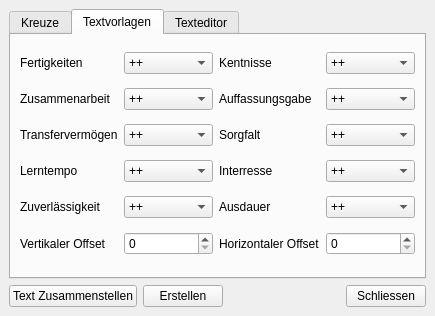
This is GradingWindow.ui in str4el/grading as Qt 5 draws it before an edit. The edited form follows.
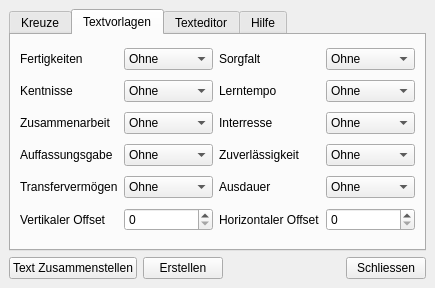
This is the edited form. The open tabs and pages were chosen to show the change.

The edit to the form file:
```diff
--- a/GradingWindow.ui
+++ b/GradingWindow.ui
@@ -6,7 +6,7 @@
     <x>0</x>
     <y>0</y>
     <width>435</width>
-    <height>316</height>
+    <height>288</height>
    </rect>
   </property>
   <property name="windowTitle" >
@@ -596,7 +596,12 @@
          </widget>
         </item>
         <item row="0" column="1" >
-         <widget class="QComboBox" name="combo_1" >
+         <widget class="QComboBox" name="combo_a" >
+          <item>
+           <property name="text" >
+            <string>Ohne</string>
+           </property>
+          </item>
           <item>
            <property name="text" >
             <string>++</string>
@@ -630,6 +635,50 @@
          </widget>
         </item>
         <item row="0" column="2" >
+         <widget class="QLabel" name="label_21" >
+          <property name="text" >
+           <string>Sorgfalt</string>
+          </property>
+          <property name="buddy" >
+           <cstring>combo_f</cstring>
+          </property>
+         </widget>
+        </item>
+        <item row="0" column="3" >
+         <widget class="QComboBox" name="combo_f" >
+          <item>
+           <property name="text" >
+            <string>Ohne</string>
+           </property>
+          </item>
+          <item>
+           <property name="text" >
+            <string>++</string>
+           </property>
+          </item>
+          <item>
+           <property name="text" >
+            <string>+</string>
+           </property>
+          </item>
+          <item>
+           <property name="text" >
+            <string>0</string>
+           </property>
+          </item>
+          <item>
+           <property name="text" >
+            <string>-</string>
+           </property>
+          </item>
+          <item>
+           <property name="text" >
+            <string>--</string>
+           </property>
+          </item>
+         </widget>
+        </item>
+        <item row="1" column="0" >
          <widget class="QLabel" name="label_22" >
           <property name="text" >
            <string>Kentnisse</string>
@@ -639,8 +688,13 @@
           </property>
          </widget>
         </item>
-        <item row="0" column="3" >
-         <widget class="QComboBox" name="combo_7" >
+        <item row="1" column="1" >
+         <widget class="QComboBox" name="combo_b" >
+          <item>
+           <property name="text" >
+            <string>Ohne</string>
+           </property>
+          </item>
           <item>
            <property name="text" >
             <string>++</string>
@@ -666,6 +720,20 @@
             <string>--</string>
            </property>
           </item>
+         </widget>
+        </item>
+        <item row="1" column="2" >
+         <widget class="QLabel" name="label_17" >
+          <property name="text" >
+           <string>Lerntempo</string>
+          </property>
+          <property name="buddy" >
+           <cstring>combo_g</cstring>
+          </property>
+         </widget>
+        </item>
+        <item row="1" column="3" >
+         <widget class="QComboBox" name="combo_g" >
           <item>
            <property name="text" >
             <string>Ohne</string>
@@ -673,7 +741,7 @@
           </item>
          </widget>
         </item>
-        <item row="1" column="0" >
+        <item row="2" column="0" >
          <widget class="QLabel" name="label_15" >
           <property name="text" >
            <string>Zusammenarbeit</string>
@@ -683,8 +751,13 @@
           </property>
          </widget>
         </item>
-        <item row="1" column="1" >
-         <widget class="QComboBox" name="combo_2" >
+        <item row="2" column="1" >
+         <widget class="QComboBox" name="combo_c" >
+          <item>
+           <property name="text" >
+            <string>Ohne</string>
+           </property>
+          </item>
           <item>
            <property name="text" >
             <string>++</string>
@@ -710,6 +783,20 @@
             <string>--</string>
            </property>
           </item>
+         </widget>
+        </item>
+        <item row="2" column="2" >
+         <widget class="QLabel" name="label_20" >
+          <property name="text" >
+           <string>Interresse</string>
+          </property>
+          <property name="buddy" >
+           <cstring>combo_h</cstring>
+          </property>
+         </widget>
+        </item>
+        <item row="2" column="3" >
+         <widget class="QComboBox" name="combo_h" >
           <item>
            <property name="text" >
             <string>Ohne</string>
@@ -717,7 +804,7 @@
           </item>
          </widget>
         </item>
-        <item row="1" column="2" >
+        <item row="3" column="0" >
          <widget class="QLabel" name="label_19" >
           <property name="text" >
            <string>Auffassungsgabe</string>
@@ -727,8 +814,13 @@
           </property>
          </widget>
         </item>
-        <item row="1" column="3" >
-         <widget class="QComboBox" name="combo_6" >
+        <item row="3" column="1" >
+         <widget class="QComboBox" name="combo_d" >
+          <item>
+           <property name="text" >
+            <string>Ohne</string>
+           </property>
+          </item>
           <item>
            <property name="text" >
             <string>++</string>
@@ -754,6 +846,20 @@
             <string>--</string>
            </property>
           </item>
+         </widget>
+        </item>
+        <item row="3" column="2" >
+         <widget class="QLabel" name="label_18" >
+          <property name="text" >
+           <string>Zuverlässigkeit</string>
+          </property>
+          <property name="buddy" >
+           <cstring>combo_i</cstring>
+          </property>
+         </widget>
+        </item>
+        <item row="3" column="3" >
+         <widget class="QComboBox" name="combo_i" >
           <item>
            <property name="text" >
             <string>Ohne</string>
@@ -761,194 +867,23 @@
           </item>
          </widget>
         </item>
-        <item row="2" column="0" >
+        <item row="4" column="0" >
          <widget class="QLabel" name="label_16" >
           <property name="text" >
            <string>Transfervermögen</string>
           </property>
           <property name="buddy" >
-           <cstring>combo_3</cstring>
-          </property>
-         </widget>
-        </item>
-        <item row="2" column="1" >
-         <widget class="QComboBox" name="combo_3" >
-          <item>
-           <property name="text" >
-            <string>++</string>
-           </property>
-          </item>
-          <item>
-           <property name="text" >
-            <string>+</string>
-           </property>
-          </item>
-          <item>
-           <property name="text" >
-            <string>0</string>
-           </property>
-          </item>
-          <item>
-           <property name="text" >
-            <string>-</string>
-           </property>
-          </item>
-          <item>
-           <property name="text" >
-            <string>--</string>
-           </property>
-          </item>
-          <item>
-           <property name="text" >
-            <string>Ohne</string>
-           </property>
-          </item>
-         </widget>
-        </item>
-        <item row="2" column="2" >
-         <widget class="QLabel" name="label_21" >
-          <property name="text" >
-           <string>Sorgfalt</string>
-          </property>
-          <property name="buddy" >
-           <cstring>combo_8</cstring>
-          </property>
-         </widget>
-        </item>
-        <item row="2" column="3" >
-         <widget class="QComboBox" name="combo_8" >
-          <item>
-           <property name="text" >
-            <string>++</string>
-           </property>
-          </item>
-          <item>
-           <property name="text" >
-            <string>+</string>
-           </property>
-          </item>
-          <item>
-           <property name="text" >
-            <string>0</string>
-           </property>
-          </item>
-          <item>
-           <property name="text" >
-            <string>-</string>
-           </property>
-          </item>
-          <item>
-           <property name="text" >
-            <string>--</string>
-           </property>
-          </item>
-          <item>
-           <property name="text" >
-            <string>Ohne</string>
-           </property>
-          </item>
-         </widget>
-        </item>
-        <item row="3" column="0" >
-         <widget class="QLabel" name="label_17" >
-          <property name="text" >
-           <string>Lerntempo</string>
-          </property>
-          <property name="buddy" >
-           <cstring>combo_4</cstring>
-          </property>
-         </widget>
-        </item>
-        <item row="3" column="1" >
-         <widget class="QComboBox" name="combo_4" >
-          <item>
-           <property name="text" >
-            <string>++</string>
-           </property>
-          </item>
-          <item>
-           <property name="text" >
-            <string>+</string>
-           </property>
-          </item>
-          <item>
-           <property name="text" >
-            <string>0</string>
-           </property>
-          </item>
-          <item>
-           <property name="text" >
-            <string>-</string>
-           </property>
-          </item>
-          <item>
-           <property name="text" >
-            <string>--</string>
-           </property>
-          </item>
-          <item>
-           <property name="text" >
-            <string>Ohne</string>
-           </property>
-          </item>
-         </widget>
-        </item>
-        <item row="3" column="2" >
-         <widget class="QLabel" name="label_20" >
-          <property name="text" >
-           <string>Interresse</string>
-          </property>
-          <property name="buddy" >
-           <cstring>combo_9</cstring>
-          </property>
-         </widget>
-        </item>
-        <item row="3" column="3" >
-         <widget class="QComboBox" name="combo_9" >
-          <item>
-           <property name="text" >
-            <string>++</string>
-           </property>
-          </item>
-          <item>
-           <property name="text" >
-            <string>+</string>
-           </property>
-          </item>
-          <item>
-           <property name="text" >
-            <string>0</string>
-           </property>
-          </item>
-          <item>
-           <property name="text" >
-            <string>-</string>
-           </property>
-          </item>
-          <item>
-           <property name="text" >
-            <string>--</string>
-           </property>
-          </item>
-          <item>
-           <property name="text" >
-            <string>Ohne</string>
-           </property>
-          </item>
-         </widget>
-        </item>
-        <item row="4" column="0" >
-         <widget class="QLabel" name="label_18" >
-          <property name="text" >
-           <string>Zuverlässigkeit</string>
-          </property>
-          <property name="buddy" >
-           <cstring>combo_5</cstring>
+           <cstring>combo_e</cstring>
           </property>
          </widget>
         </item>
         <item row="4" column="1" >
-         <widget class="QComboBox" name="combo_5" >
+         <widget class="QComboBox" name="combo_e" >
+          <item>
+           <property name="text" >
+            <string>Ohne</string>
+           </property>
+          </item>
           <item>
            <property name="text" >
             <string>++</string>
@@ -992,7 +927,12 @@
          </widget>
         </item>
         <item row="4" column="3" >
-         <widget class="QComboBox" name="combo_10" >
+         <widget class="QComboBox" name="combo_j" >
+          <item>
+           <property name="text" >
+            <string>Ohne</string>
+           </property>
+          </item>
           <item>
            <property name="text" >
             <string>++</string>
@@ -1077,6 +1017,16 @@
         </item>
        </layout>
       </widget>
+      <widget class="QWidget" name="tab4" >
+       <attribute name="title" >
+        <string>Hilfe</string>
+       </attribute>
+       <layout class="QVBoxLayout" name="verticalLayout_3" >
+        <item>
+         <widget class="QTextBrowser" name="browser" />
+        </item>
+       </layout>
+      </widget>
      </widget>
     </item>
     <item>
```
Left out of the diff: 142 changed lines with no effect on the pictures.
